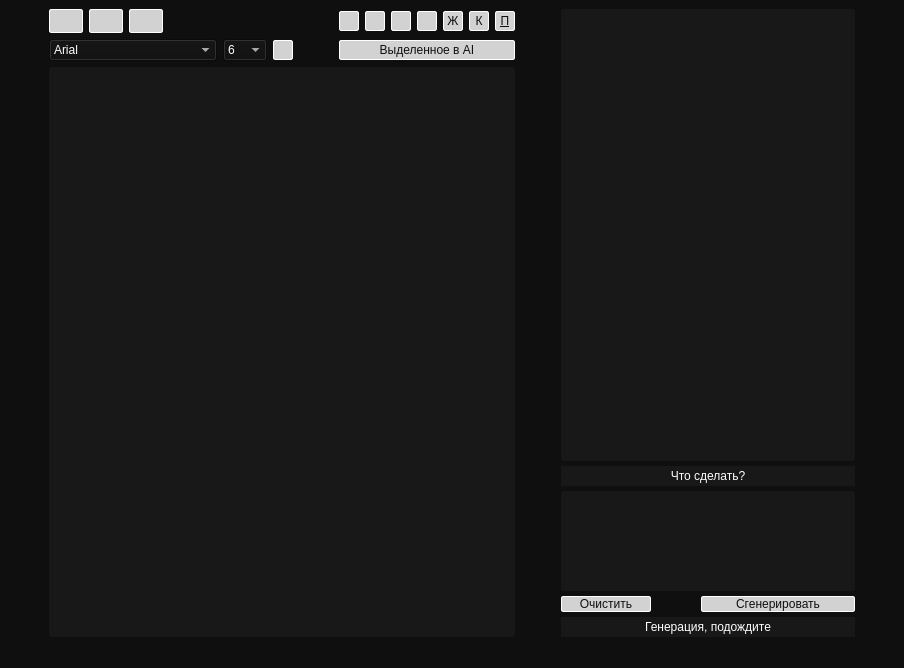
Qt form mainwindow.ui (ConstructorI/AiNotebook) before a commit.
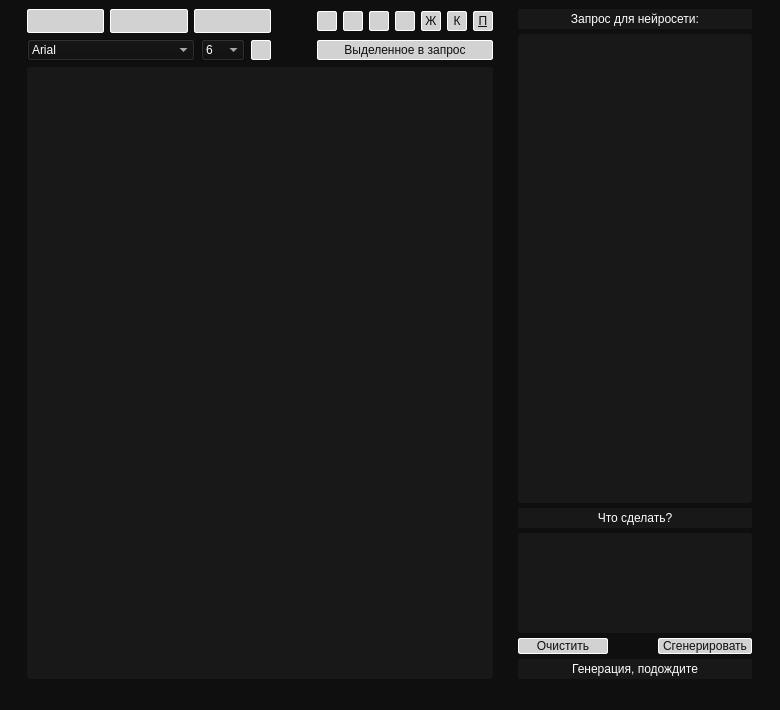
The same form after that commit. Icons and pictures are not drawn.

What changed in the file:
```diff
--- a/mainwindow.ui
+++ b/mainwindow.ui
@@ -6,8 +6,8 @@
    <rect>
     <x>0</x>
     <y>0</y>
-    <width>904</width>
-    <height>668</height>
+    <width>780</width>
+    <height>710</height>
    </rect>
   </property>
   <property name="windowTitle">
@@ -101,7 +101,7 @@
        <enum>Qt::Orientation::Horizontal</enum>
       </property>
       <property name="sizeType">
-       <enum>QSizePolicy::Policy::Minimum</enum>
+       <enum>QSizePolicy::Policy::Expanding</enum>
       </property>
       <property name="sizeHint" stdset="0">
        <size>
@@ -172,6 +172,9 @@
           <property name="orientation">
            <enum>Qt::Orientation::Horizontal</enum>
           </property>
+          <property name="sizeType">
+           <enum>QSizePolicy::Policy::Minimum</enum>
+          </property>
           <property name="sizeHint" stdset="0">
            <size>
             <width>40</width>
@@ -968,6 +971,9 @@
           <property name="orientation">
            <enum>Qt::Orientation::Horizontal</enum>
           </property>
+          <property name="sizeType">
+           <enum>QSizePolicy::Policy::Minimum</enum>
+          </property>
           <property name="sizeHint" stdset="0">
            <size>
             <width>40</width>
@@ -991,7 +997,7 @@
            </size>
           </property>
           <property name="text">
-           <string>Выделенное в AI</string>
+           <string>Выделенное в запрос</string>
           </property>
          </widget>
         </item>
@@ -999,6 +1005,18 @@
       </item>
       <item>
        <widget class="QTextEdit" name="textEdit">
+        <property name="maximumSize">
+         <size>
+          <width>480</width>
+          <height>16777215</height>
+         </size>
+        </property>
+        <property name="baseSize">
+         <size>
+          <width>0</width>
+          <height>0</height>
+         </size>
+        </property>
         <property name="styleSheet">
          <string notr="true"/>
         </property>
@@ -1022,7 +1040,7 @@
        <enum>Qt::Orientation::Horizontal</enum>
       </property>
       <property name="sizeType">
-       <enum>QSizePolicy::Policy::Minimum</enum>
+       <enum>QSizePolicy::Policy::Expanding</enum>
       </property>
       <property name="sizeHint" stdset="0">
        <size>
@@ -1037,6 +1055,28 @@
       <property name="spacing">
        <number>5</number>
       </property>
+      <item>
+       <widget class="QLabel" name="label_3">
+        <property name="minimumSize">
+         <size>
+          <width>0</width>
+          <height>20</height>
+         </size>
+        </property>
+        <property name="maximumSize">
+         <size>
+          <width>300</width>
+          <height>16777215</height>
+         </size>
+        </property>
+        <property name="text">
+         <string>Запрос для нейросети:</string>
+        </property>
+        <property name="alignment">
+         <set>Qt::AlignmentFlag::AlignCenter</set>
+        </property>
+       </widget>
+      </item>
       <item>
        <widget class="QTextEdit" name="textEdit_AI">
         <property name="minimumSize">
@@ -1154,7 +1194,7 @@
        <enum>Qt::Orientation::Horizontal</enum>
       </property>
       <property name="sizeType">
-       <enum>QSizePolicy::Policy::Minimum</enum>
+       <enum>QSizePolicy::Policy::Expanding</enum>
       </property>
       <property name="sizeHint" stdset="0">
        <size>
```
Left out of the diff: 10 changed lines with no effect on the pictures.
